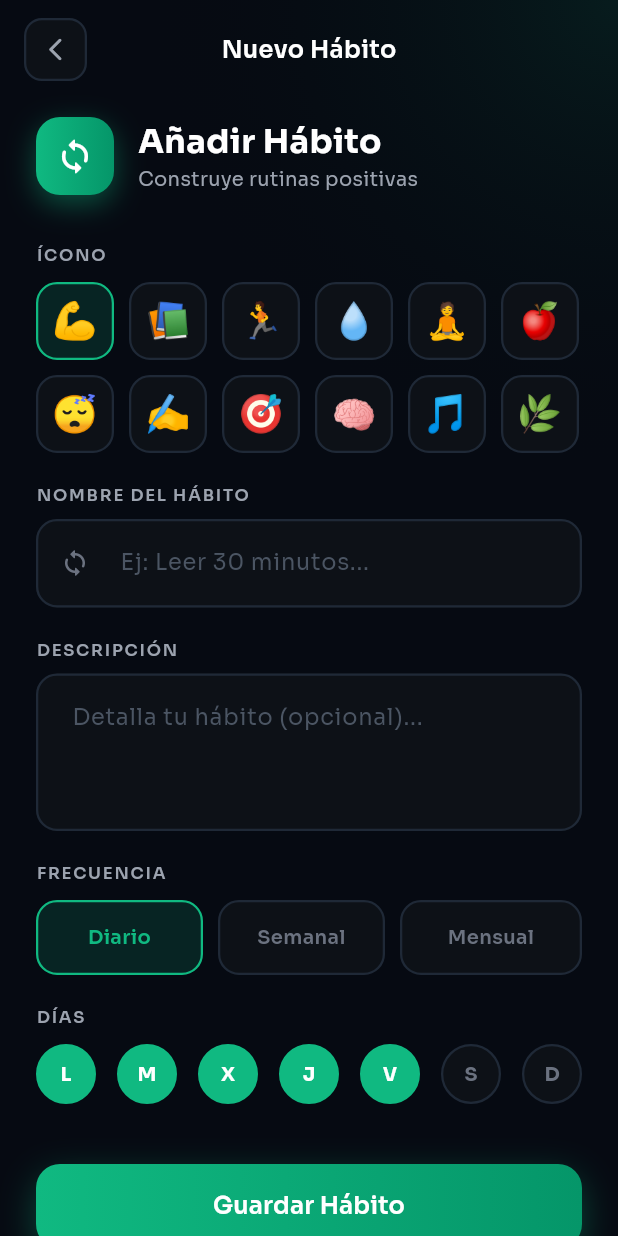
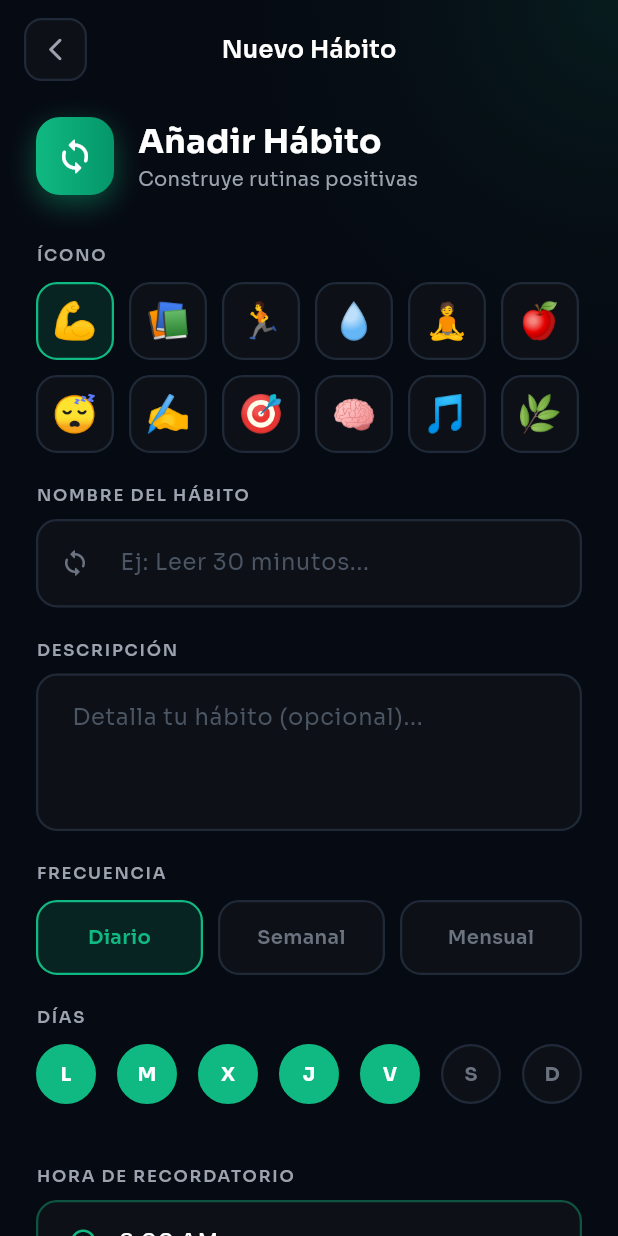
Before and after one commit to MichaelDevel/satus_proyecto, a Flutter app: the AddHabitScreen screen opened directly, on a phone screen of 412 x 824 dp. Run offline on Flutter 3.47's test engine with Material 3 defaults, Android fonts, the light colour scheme and no system bars; drawn by our look-alikes of flutter_animate; our stand-ins replace cloud_firestore, firebase_auth, firebase_core, flutter_local_notifications, gap, google_fonts and 2 more; missing offline and left inert: workmanager; accounts and stored records are empty.

Commit message:
Add task and habit notification scheduling
Integrate notification scheduling and cancellation for tasks and habits. Additions include: time picker and notif fields in AddHabitScreen (stores notifHour/notifMinute and schedules habit reminders), scheduling task reminders when creating tasks, cancelling task reminders on complete/delete in TaskDetailScreen, and imports/use of NotificationService in add screens. Extend NotificationService with scheduleTaskReminder, scheduleHabitReminder, cancelTaskReminder, cancelHabitReminder and a testTaskAndHabit helper using Workmanager; minor error logging and cleanup in HomeScreen.

```diff
--- a/lib/screens/adds/add_habit_screen.dart
+++ b/lib/screens/adds/add_habit_screen.dart
@@ -4,6 +4,8 @@ import 'package:flutter/material.dart';
 import 'package:flutter_animate/flutter_animate.dart';
 import 'package:google_fonts/google_fonts.dart';
 import 'package:gap/gap.dart';
+
+import '../../services/notification_service.dart';
 
 class AddHabitScreen extends StatefulWidget {
   const AddHabitScreen({super.key});
@@ -30,6 +32,7 @@ class _AddHabitScreenState extends State<AddHabitScreen> {
 
   final List<String> _days = ['L', 'M', 'X', 'J', 'V', 'S', 'D'];
   final Set<int> _selectedDays = {0, 1, 2, 3, 4};
+  TimeOfDay _notifTime = const TimeOfDay(hour: 8, minute: 0);
 
   @override
   void dispose() {
@@ -44,7 +47,7 @@ class _AddHabitScreenState extends State<AddHabitScreen> {
 
     try {
       final uid = FirebaseAuth.instance.currentUser!.uid;
-      await FirebaseFirestore.instance
+      final docRef = await FirebaseFirestore.instance
           .collection('users')
           .doc(uid)
           .collection('habits')
@@ -57,15 +60,25 @@ class _AddHabitScreenState extends State<AddHabitScreen> {
         'streak': 0,
         'completedDates': [],
         'active': true,
+        'notifHour': _notifTime.hour,
+        'notifMinute': _notifTime.minute,
         'createdAt': FieldValue.serverTimestamp(),
       });
+
+      await NotificationService().scheduleHabitReminder(
+        id: docRef.id.hashCode.abs(),
+        title: _titleCtrl.text.trim(),
+        icon: _selectedIcon,
+        hour: _notifTime.hour,
+        minute: _notifTime.minute,
+      );
 
       if (mounted) {
         _showSuccess('Hábito creado exitosamente.');
         Navigator.of(context).pop();
       }
     } catch (e) {
-      if (mounted) _showError('Error al guardar el hábito.');
+      if (mounted) _showError('Error al guardar el hábito: $e');
     } finally {
       if (mounted) setState(() => _isLoading = false);
     }
@@ -138,6 +151,12 @@ class _AddHabitScreenState extends State<AddHabitScreen> {
                           if (_frequency == 'Diario' || _frequency == 'Semanal')
                             _buildDaySelector()
                                 .animate().fadeIn(delay: 600.ms, duration: 500.ms).slideX(begin: -0.1),
+
+                          const Gap(40),
+                          _buildTimePicker()
+                              .animate().fadeIn(delay: 650.ms, duration: 500.ms).slideX(begin: -0.1),
+                          const Gap(20),
+
                           const Gap(40),
                           _buildSaveButton()
                               .animate().fadeIn(delay: 700.ms, duration: 500.ms).slideY(begin: 0.3),
@@ -343,6 +362,52 @@ class _AddHabitScreenState extends State<AddHabitScreen> {
     );
   }
 
+  Widget _buildTimePicker() {
+    return Column(
+      crossAxisAlignment: CrossAxisAlignment.start,
+      children: [
+        Text('HORA DE RECORDATORIO', style: GoogleFonts.sora(
+            fontSize: 11, fontWeight: FontWeight.w600,
+            color: const Color(0xFF9CA3AF), letterSpacing: 1.2)),
+        const Gap(8),
+        GestureDetector(
+          onTap: () async {
+            final picked = await showTimePicker(
+              context: context,
+              initialTime: _notifTime,
+              builder: (ctx, child) => Theme(
+                data: ThemeData.dark().copyWith(
+                  colorScheme: const ColorScheme.dark(
+                    primary: Color(0xFF10B981),
+                    surface: Color(0xFF0D1117),
+                  ),
+                ),
+                child: child!,
+              ),
+            );
+            if (picked != null) setState(() => _notifTime = picked);
+          },
+          child: Container(
+            padding: const EdgeInsets.symmetric(horizontal: 20, vertical: 16),
+            decoration: BoxDecoration(
+              color: _surface,
+              borderRadius: BorderRadius.circular(14),
+              border: Border.all(color: const Color(0xFF10B981).withOpacity(0.4), width: 1.5),
+            ),
+            child: Row(
+              children: [
+                const Icon(Icons.access_time_rounded, color: Color(0xFF10B981), size: 20),
+                const Gap(14),
+                Text(_notifTime.format(context),
+                    style: GoogleFonts.sora(fontSize: 15, color: Colors.white)),
+              ],
+            ),
+          ),
+        ),
+      ],
+    );
+  }
+
   Widget _buildSaveButton() {
     return SizedBox(
       width: double.infinity,
```
Also changed, not shown: lib/screens/adds/add_task_screen.dart (+10 -2 lines), lib/screens/home_screen.dart (+0 -12 lines), lib/screens/task_detail_screen.dart (+11 -0 lines), lib/services/notification_service.dart (+134 -6 lines).
